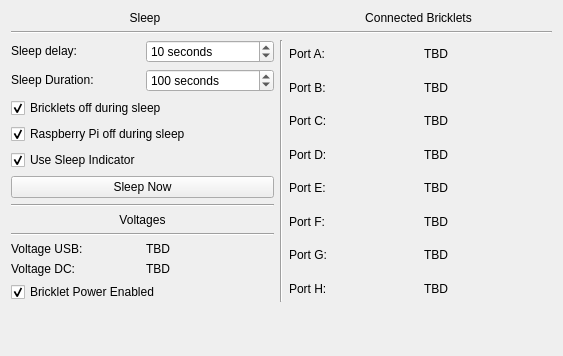
Before: the Qt Designer form src/brickv/plugin_system/plugins/hat/ui/hat.ui in Tinkerforge/brickv, drawn with Qt 5.
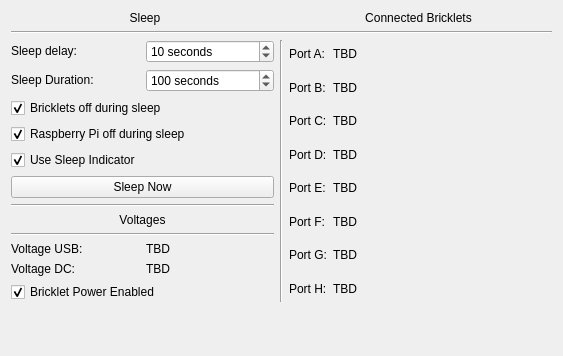
After: the same form once the commit is applied.

Diff of the .ui file:
```diff
--- a/src/brickv/plugin_system/plugins/hat/ui/hat.ui
+++ b/src/brickv/plugin_system/plugins/hat/ui/hat.ui
@@ -239,6 +239,12 @@
        </item>
        <item row="2" column="0">
         <widget class="QLabel" name="label_8">
+         <property name="sizePolicy">
+          <sizepolicy hsizetype="Fixed" vsizetype="Preferred">
+           <horstretch>0</horstretch>
+           <verstretch>0</verstretch>
+          </sizepolicy>
+         </property>
          <property name="text">
           <string>Port A:</string>
          </property>
```
